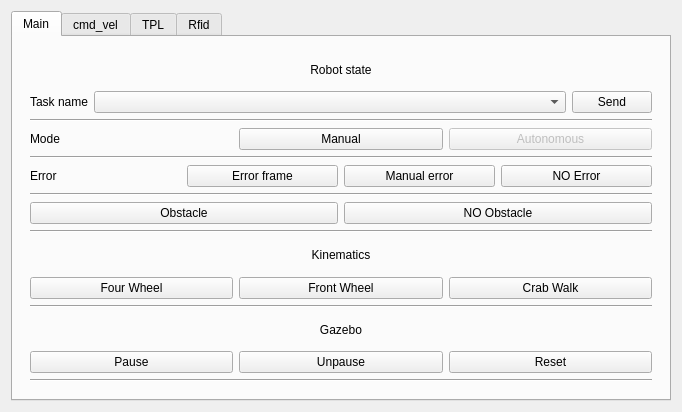
This is scripts/ui/mobile_app_sim.ui in agribot-2-0/agribot_simulation as Qt 5 draws it before an edit. The edited form follows.
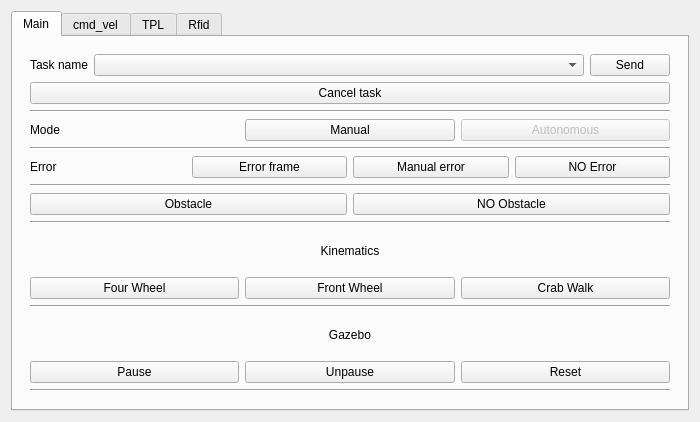
This is the edited form.

Commit message: Add cancel button

What changed in the file:
```diff
--- a/scripts/ui/mobile_app_sim.ui
+++ b/scripts/ui/mobile_app_sim.ui
@@ -6,8 +6,8 @@
    <rect>
     <x>0</x>
     <y>0</y>
-    <width>682</width>
-    <height>412</height>
+    <width>700</width>
+    <height>422</height>
    </rect>
   </property>
   <property name="windowTitle">
@@ -41,15 +41,7 @@
             <number>8</number>
            </property>
            <item>
-            <widget class="QLabel" name="label_19">
-             <property name="text">
-              <string>Robot state</string>
-             </property>
-             <property name="alignment">
-              <set>Qt::AlignCenter</set>
-             </property>
-            </widget>
-           </item>
+            <layout class="QVBoxLayout" name="verticalLayout_11">
            <item>
             <layout class="QHBoxLayout" name="horizontalLayout_3">
              <item>
@@ -73,6 +65,15 @@
               <widget class="QPushButton" name="button_send_task">
                <property name="text">
                 <string>Send</string>
+                 </property>
+                </widget>
+               </item>
+              </layout>
+             </item>
+             <item>
+              <widget class="QPushButton" name="button_cancel_task">
+               <property name="text">
+                <string>Cancel task</string>
                </property>
               </widget>
              </item>
```
Lines whose indentation alone changed are shown as unchanged. The commit also changes 1 other file.
